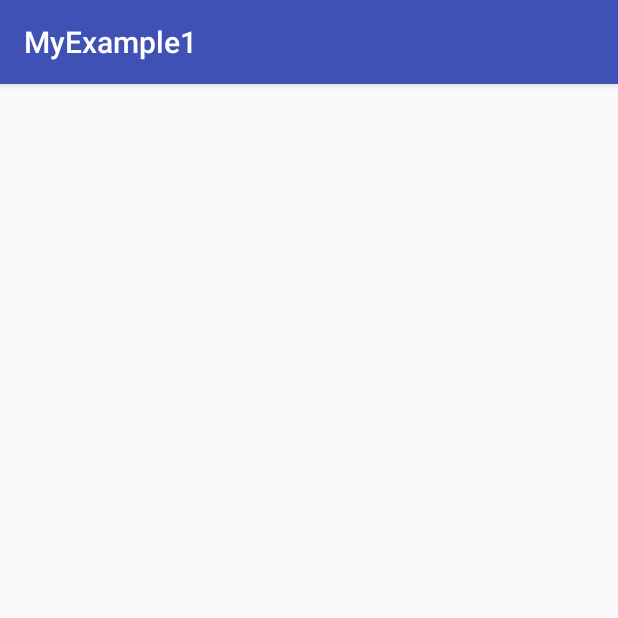
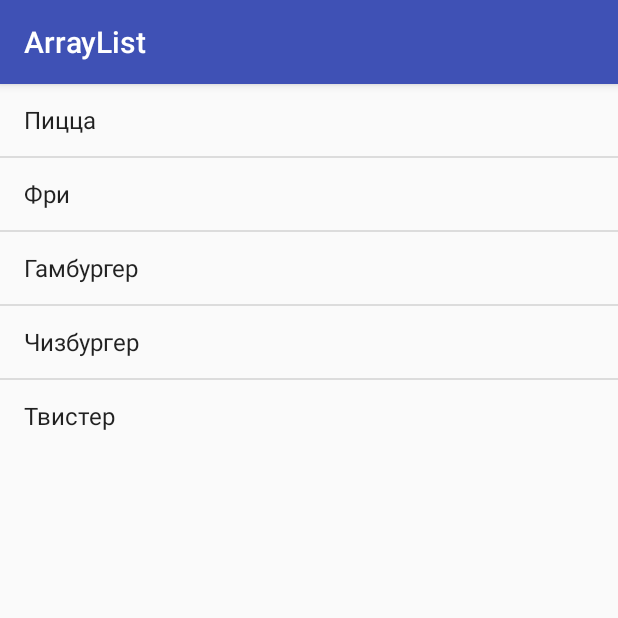
Before and after one commit to Feuway/android-learning_old, an Android app: the screen it shows after launch (MainActivity), on a phone screen of 412 x 824 dp, the top half of it. Run offline under Robolectric (Android 15) with nearby library versions, the phone set to English and light mode, and no system bars.

Commit message:
complete practice-7

```diff
--- a/app/src/main/java/ru/limtu/myexample1/MainActivity.java
+++ b/app/src/main/java/ru/limtu/myexample1/MainActivity.java
@@ -2,12 +2,24 @@ package ru.limtu.myexample1;
 
 import android.support.v7.app.AppCompatActivity;
 import android.os.Bundle;
+import android.widget.ArrayAdapter;
+import android.widget.ListView;
+
+import java.util.ArrayList;
 
 public class MainActivity extends AppCompatActivity {
+    String[] food = { "Пицца", "Фри", "Гамбургер", "Чизбургер", "Твистер" };
 
     @Override
     protected void onCreate(Bundle savedInstanceState) {
         super.onCreate(savedInstanceState);
         setContentView(R.layout.activity_main);
+
+        ListView foodList = (ListView) findViewById(R.id.foodList);
+
+        ArrayAdapter<String> adapter = new ArrayAdapter<String>(this,
+                android.R.layout.simple_list_item_1, food);
+
+        foodList.setAdapter(adapter);
     }
 }
--- a/app/src/main/res/layout/activity_main.xml
+++ b/app/src/main/res/layout/activity_main.xml
@@ -6,4 +6,17 @@
     android:layout_height="match_parent"
     tools:context="ru.limtu.myexample1.MainActivity">
 
+
+    <LinearLayout
+        android:layout_width="match_parent"
+        android:layout_height="match_parent"
+        android:orientation="vertical">
+
+        <ListView
+            android:id="@+id/foodList"
+            android:layout_width="match_parent"
+            android:layout_height="wrap_content" />
+
+    </LinearLayout>
+
 </android.support.constraint.ConstraintLayout>
--- a/app/src/main/res/values/strings.xml
+++ b/app/src/main/res/values/strings.xml
@@ -1,3 +1,3 @@
 <resources>
-    <string name="app_name">MyExample1</string>
+    <string name="app_name">ArrayList</string>
 </resources>
```
